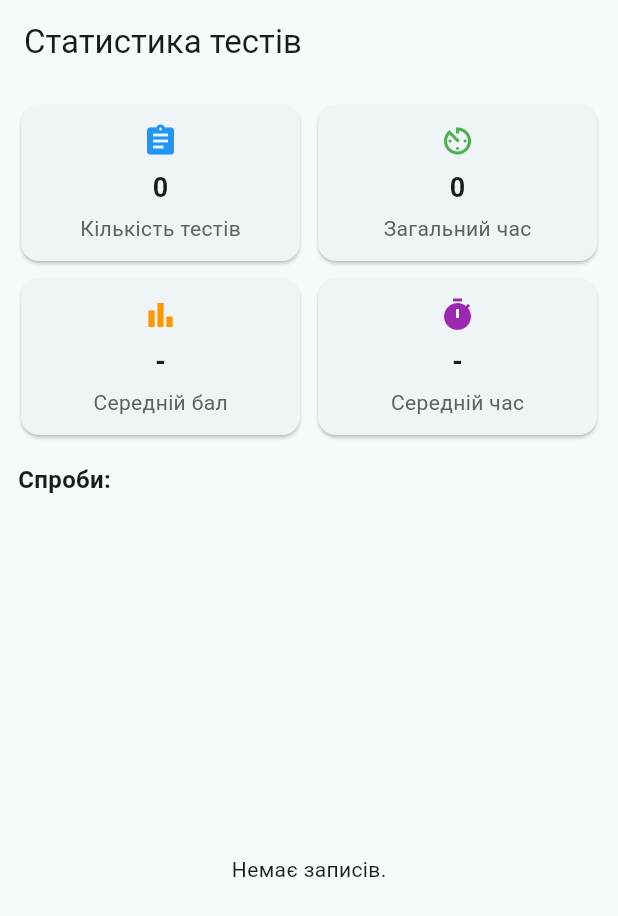
After one commit to Krupnyk-Ivan/takmed, a Flutter app: the StatsScreen screen opened directly, on a phone screen of 412 x 824 dp. The commit adds this screen. Shown: the top 916 px of the screen. Run offline on Flutter 3.47's test engine with Material 3 defaults, Android fonts, the phone set to English and light mode, and no system bars; our stand-ins replace flick_video_player, flutter_local_notifications, permission_handler, sqflite, timezone, video_player; accounts and stored records are empty.

Commit message:
New stats, danger medicine

```diff
--- a/lib/main.dart
+++ b/lib/main.dart
@@ -13,6 +13,7 @@ import './info_pages/march_protocol_page.dart';
 import './info_pages/cls_page.dart';
 import 'package:provider/provider.dart';
 import 'app_navigator.dart';
+import './database/medicine_db/delete_database_medicine.dart';
 
 void main() async {
   WidgetsFlutterBinding.ensureInitialized();
@@ -21,7 +22,7 @@ void main() async {
   if (await Permission.notification.isDenied) {
     await Permission.notification.request();
   }
-
+  // await deleteMedicineDatabase();
   runApp(
     ChangeNotifierProvider(create: (_) => AppNavigator(), child: const MyApp()),
   );
--- a/lib/medicine_pages/first_aid_screen.dart
+++ b/lib/medicine_pages/first_aid_screen.dart
@@ -46,7 +46,7 @@ class _FirstAidScreenState extends State<FirstAidScreen> {
             const Align(
               alignment: Alignment.centerLeft,
               child: Text(
-                "Categories",
+                "Категорії",
                 style: TextStyle(fontSize: 24, fontWeight: FontWeight.bold),
               ),
             ),
@@ -61,7 +61,7 @@ class _FirstAidScreenState extends State<FirstAidScreen> {
                   _categoryCard(
                     context,
                     Icons.bloodtype,
-                    "Кропоспинні",
+                    "Кровоспинні",
                     _hemostaticAgents,
                   ),
                   _categoryCard(
--- a/lib/profile_page.dart
+++ b/lib/profile_page.dart
@@ -2,6 +2,7 @@ import 'package:flutter/material.dart';
 import '../app_navigator.dart';
 import 'package:provider/provider.dart';
 import 'medicine_pages/first_aid_screen.dart';
+import 'stats_screen.dart';
 
 class ProfilePage extends StatelessWidget {
   const ProfilePage({super.key});
@@ -81,7 +82,7 @@ class ProfilePage extends StatelessWidget {
               Navigator.pushNamed(context, '/form');
             }),
             _buildProfileButton(context, 'Статистика', () {
-              Navigator.pushNamed(context, '/stats');
+              appNav.navigateTo(const StatsScreen());
             }),
           ],
         ),
--- /dev/null
+++ b/lib/stats_screen.dart
@@ -0,0 +1,174 @@
+import 'package:flutter/material.dart';
+import '../database/stats_db_helper.dart';
+
+class StatsScreen extends StatefulWidget {
+  const StatsScreen({super.key});
+
+  @override
+  State<StatsScreen> createState() => _StatsScreenState();
+}
+
+class _StatsScreenState extends State<StatsScreen> {
+  List<Map<String, dynamic>> _stats = [];
+  bool _loading = true;
+
+  int _totalScore = 0;
+  int _totalTime = 0;
+  int _testCount = 0;
+
+  @override
+  void initState() {
+    super.initState();
+    _loadStats();
+  }
+
+  Future<void> _loadStats() async {
+    final stats = await StatsDatabaseHelper().getAllStats();
+
+    int totalScore = 0;
+    int totalTime = 0;
+
+    for (var stat in stats) {
+      totalScore += stat['score'] as int;
+      totalTime += stat['timeTaken'] as int;
+    }
+
+    setState(() {
+      _stats = stats;
+      _totalScore = totalScore;
+      _totalTime = totalTime;
+      _testCount = stats.length;
+      _loading = false;
+    });
+  }
+
+  Widget _buildStatCard(
+    String title,
+    String value,
+    IconData icon,
+    Color color,
+  ) {
+    return Expanded(
+      child: Card(
+        margin: const EdgeInsets.all(6),
+        child: Padding(
+          padding: const EdgeInsets.all(12),
+          child: Column(
+            mainAxisSize: MainAxisSize.min,
+            children: [
+              Icon(icon, color: color),
+              const SizedBox(height: 6),
+              Text(
+                value,
+                style: TextStyle(fontSize: 18, fontWeight: FontWeight.bold),
+              ),
+              const SizedBox(height: 4),
+              Text(
+                title,
+                style: TextStyle(fontSize: 14, color: Colors.grey[700]),
+              ),
+            ],
+          ),
+        ),
+      ),
+    );
+  }
+
+  @override
+  Widget build(BuildContext context) {
+    return Scaffold(
+      appBar: AppBar(
+        title: const Text('Статистика тестів'),
+        automaticallyImplyLeading: false,
+      ),
+      body:
+          _loading
+              ? const Center(child: CircularProgressIndicator())
+              : Column(
+                children: [
+                  Padding(
+                    padding: const EdgeInsets.all(8),
+                    child: Column(
+                      children: [
+                        Row(
+                          children: [
+                            _buildStatCard(
+                              'Кількість тестів',
+                              '$_testCount',
+                              Icons.assignment,
+                              Colors.blue,
+                            ),
+                            _buildStatCard(
+                              'Загальний час',
+                              '$_totalTime',
+                              Icons.av_timer,
+                              Colors.green,
+                            ),
+                          ],
+                        ),
+                        Row(
+                          children: [
+                            _buildStatCard(
+                              'Середній бал',
+                              _testCount == 0
+                                  ? '-'
+                                  : (_totalScore ~/ _testCount).toString(),
+                              Icons.bar_chart,
+                              Colors.orange,
+                            ),
+                            _buildStatCard(
+                              'Середній час',
+                              _testCount == 0
+                                  ? '-'
+                                  : (_totalTime ~/ _testCount).toString() +
+                                      ' сек',
+                              Icons.timer,
+                              Colors.purple,
+                            ),
+                          ],
+                        ),
+                      ],
+                    ),
+                  ),
+                  const Padding(
+                    padding: EdgeInsets.symmetric(horizontal: 12, vertical: 4),
+                    child: Align(
+                      alignment: Alignment.centerLeft,
+                      child: Text(
+                        'Спроби:',
+                        style: TextStyle(
+                          fontSize: 16,
+                          fontWeight: FontWeight.bold,
+                        ),
+                      ),
+                    ),
+                  ),
+                  Expanded(
+                    child:
+                        _stats.isEmpty
+                            ? const Center(child: Text('Немає записів.'))
+                            : ListView.builder(
+                              itemCount: _stats.length,
+                              itemBuilder: (context, index) {
+                                final stat = _stats[index];
+                                return Card(
+                                  margin: const EdgeInsets.symmetric(
+                                    vertical: 6,
+                                    horizontal: 12,
+                                  ),
+                                  child: ListTile(
+                                    title: Text('Тест: ${stat['testId']}'),
+                                    subtitle: Text(
+                                      'Результат: ${stat['score']} балів\nЧас: ${stat['timeTaken']} сек',
+                                    ),
+                                    trailing: Text('#${stat['id']}'),
+                                  ),
+                                );
+                              },
+                            ),
+                  ),
+                ],
+              ),
+    );
+  }
+}
```
Also changed, not shown: lib/database/medicine_db/medicine.dart (+8 -4 lines), lib/database/medicine_db/medicine_database_helper.dart (+20 -56 lines), lib/database/stats_db_helper.dart (added, +78 -0 lines), lib/medicine_pages/add_medicine_screen.dart (+13 -0 lines), lib/medicine_pages/first_aid_category_screen.dart (+24 -3 lines), lib/test_pages/test_screen.dart (+24 -2 lines), lib/database/stats_database_helper.dart (deleted).
